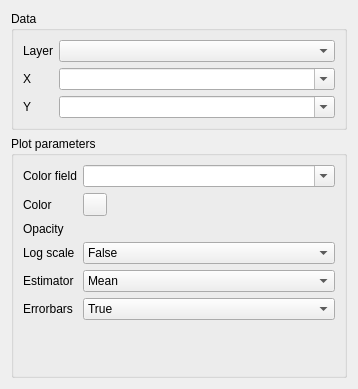
Old version of the form eis_qgis_plugin/resources/ui/wizard_plot_barplot.ui in the repository GispoCoding/eis_qgis_plugin.
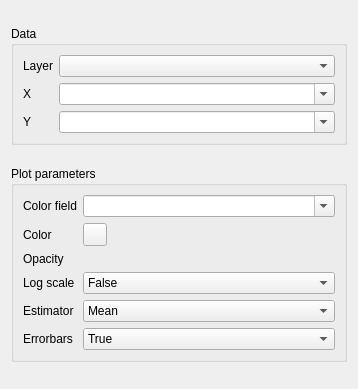
New version of the form. Custom widgets are drawn as their Qt base class.

```diff
--- a/eis_qgis_plugin/resources/ui/wizard_plot_barplot.ui
+++ b/eis_qgis_plugin/resources/ui/wizard_plot_barplot.ui
@@ -87,6 +87,12 @@
    </item>
    <item>
     <widget class="QgsCollapsibleGroupBox" name="parameter_box">
+     <property name="sizePolicy">
+      <sizepolicy hsizetype="Preferred" vsizetype="Maximum">
+       <horstretch>0</horstretch>
+       <verstretch>0</verstretch>
+      </sizepolicy>
+     </property>
      <property name="title">
       <string>Plot parameters</string>
      </property>
```
